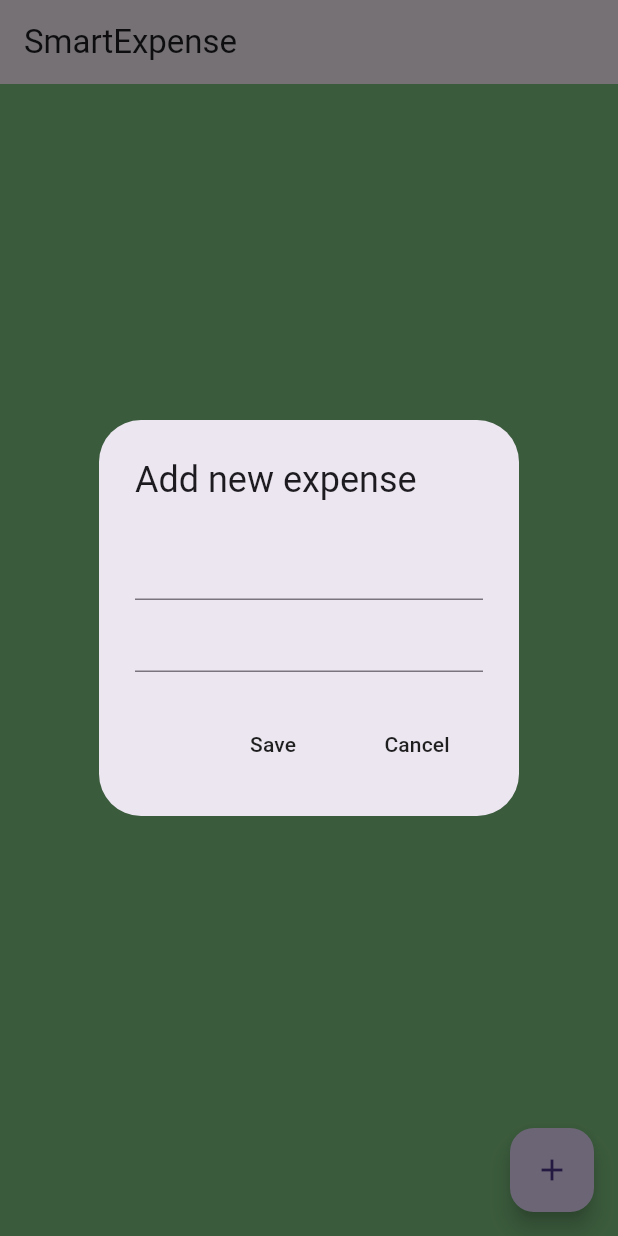
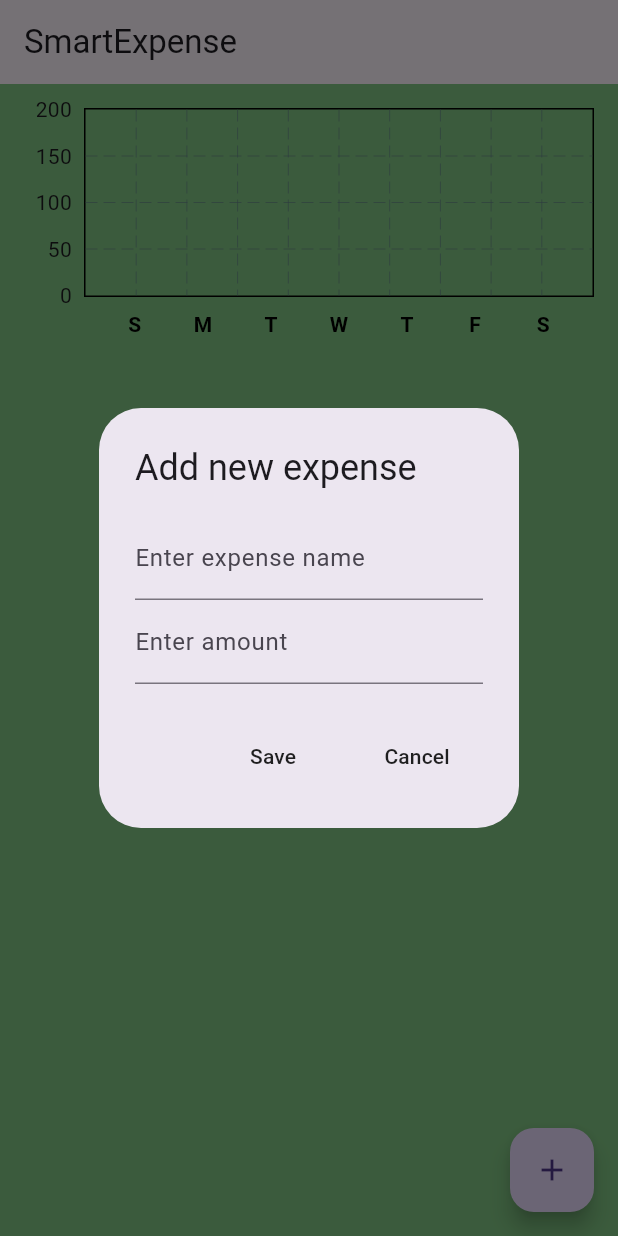
Before and after one commit to Rubesha27/expense_tracker_flutter, a Flutter app: the screen it shows after launch, after a tap on the "add" icon, on a phone screen of 412 x 824 dp. Run offline on Flutter 3.47's test engine with Material 3 defaults, Android fonts, the phone set to English and light mode, and no system bars; drawn by our look-alikes of fl_chart.

Commit message:
Commit done

```diff
--- /dev/null
+++ b/lib/bar graph/bar_data.dart
@@ -0,0 +1,39 @@
+import 'package:expense_tracker_app/bar%20graph/individual_bar.dart';
+
+class BarData {
+  final double monAmount;
+  final double tuesAmount;
+  final double wedAmount;
+  final double thursAmount;
+  final double friAmount;
+  final double satAmount;
+  final double sunAmount;
+  BarData(
+      {required this.monAmount,
+      required this.tuesAmount,
+      required this.wedAmount,
+      required this.thursAmount,
+      required this.friAmount,
+      required this.satAmount,
+      required this.sunAmount});
+  List<IndivisualBar> barData = [];
+  //initialize bar data
+  void initializeBarData() {
+    barData = [
+      //sun
+      IndivisualBar(x: 0, y: sunAmount),
+      //mon
+      IndivisualBar(x: 0, y: monAmount),
+      //tues
+      IndivisualBar(x: 0, y: tuesAmount),
+      //Wed
+      IndivisualBar(x: 0, y: wedAmount),
+      //thurs
+      IndivisualBar(x: 0, y: thursAmount),
+      //fri
+      IndivisualBar(x: 0, y: friAmount),
+      //sat
+      IndivisualBar(x: 0, y: satAmount),
+    ];
+  }
+}
--- /dev/null
+++ b/lib/bar graph/bar_graph.dart
@@ -0,0 +1,165 @@
+import 'package:expense_tracker_app/bar%20graph/bar_data.dart';
+import 'package:fl_chart/fl_chart.dart';
+import 'package:flutter/material.dart';
+
+class MyBarGraph extends StatelessWidget {
+  final double maxY;
+  final double monAmount;
+  final double tuesAmount;
+  final double wedAmount;
+  final double thursAmount;
+  final double friAmount;
+  final double satAmount;
+  final double sunAmount;
+
+  const MyBarGraph({
+    super.key,
+    required this.maxY,
+    required this.monAmount,
+    required this.tuesAmount,
+    required this.wedAmount,
+    required this.thursAmount,
+    required this.friAmount,
+    required this.satAmount,
+    required this.sunAmount,
+  });
+
+  @override
+  Widget build(BuildContext context) {
+    // Initialize the bar data
+    BarData myBarData = BarData(
+      monAmount: monAmount,
+      tuesAmount: tuesAmount,
+      wedAmount: wedAmount,
+      thursAmount: thursAmount,
+      friAmount: friAmount,
+      satAmount: satAmount,
+      sunAmount: sunAmount,
+    );
+
+    myBarData.initializeBarData();
+
+    return Padding(
+      padding: const EdgeInsets.all(16.0), // Add padding
+      child: BarChart(
+        BarChartData(
+            maxY: maxY,
+            minY: 0,
+            gridData: FlGridData(show: true), // Show grid for easier debugging
+            borderData:
+                FlBorderData(show: true), // Enable border to debug layout
+            titlesData: FlTitlesData(
+              show: true,
+              topTitles: AxisTitles(
+                sideTitles: SideTitles(showTitles: false),
+              ),
+              leftTitles: AxisTitles(
+                sideTitles: SideTitles(showTitles: true, reservedSize: 40),
+              ),
+              rightTitles: AxisTitles(
+                sideTitles: SideTitles(showTitles: false),
+              ),
+              bottomTitles: AxisTitles(
+                sideTitles: SideTitles(
+                  showTitles: true,
+                  reservedSize: 42,
+                  getTitlesWidget: getBottomTitles,
+                ),
+              ),
+            ),
+            barGroups: [
+              BarChartGroupData(x: 0, barRods: [
+                BarChartRodData(
+                    toY: monAmount,
+                    color: Colors.green.shade900,
+                    width: 25,
+                    borderRadius: BorderRadius.circular(4)),
+              ]),
+              BarChartGroupData(x: 1, barRods: [
+                BarChartRodData(
+                    toY: tuesAmount,
+                    color: Colors.green.shade900,
+                    width: 25,
+                    borderRadius: BorderRadius.circular(4)),
+              ]),
+              BarChartGroupData(x: 2, barRods: [
+                BarChartRodData(
+                    toY: wedAmount,
+                    color: Colors.green.shade900,
+                    width: 25,
+                    borderRadius: BorderRadius.circular(4)),
+              ]),
+              BarChartGroupData(x: 3, barRods: [
+                BarChartRodData(
+                    toY: thursAmount,
+                    color: Colors.green.shade900,
+                    width: 25,
+                    borderRadius: BorderRadius.circular(4)),
+              ]),
+              BarChartGroupData(x: 4, barRods: [
+                BarChartRodData(
+                    toY: friAmount,
+                    color: Colors.green.shade900,
+                    width: 25,
+                    borderRadius: BorderRadius.circular(4)),
+              ]),
+              BarChartGroupData(x: 5, barRods: [
+                BarChartRodData(
+                    toY: satAmount,
+                    color: Colors.green.shade900,
+                    width: 25,
+                    borderRadius: BorderRadius.circular(4)),
+              ]),
+              BarChartGroupData(x: 6, barRods: [
+                BarChartRodData(
+                    toY: sunAmount,
+                    color: Colors.green.shade900,
+                    width: 25,
+                    borderRadius: BorderRadius.circular(4)),
+              ]),
+            ]),
+      ),
+    );
+  }
+}
+
+Widget getBottomTitles(double value, TitleMeta titleMeta) {
+  const style = TextStyle(
+    color: Colors.black, // Use black for better visibility
+    fontWeight: FontWeight.bold,
+    fontSize: 14,
+  );
+
+  Widget text;
+  switch (value.toInt()) {
+    case 0:
+      text = const Text("S", style: style);
+      break;
+    case 1:
+      text = const Text("M", style: style);
+      break;
+    case 2:
+      text = const Text("T", style: style);
+      break;
+    case 3:
+      text = const Text("W", style: style);
+      break;
+    case 4:
+      text = const Text("T", style: style);
+      break;
+    case 5:
+      text = const Text("F", style: style);
+      break;
+    case 6:
+      text = const Text("S", style: style);
+      break;
+    default:
+      text = const Text("", style: style); // Handle any unexpected value
+  }
+
+  return SideTitleWidget(
+    axisSide: titleMeta.axisSide,
+    space: 8.0,
+    child: text,
+  );
+}
--- /dev/null
+++ b/lib/bar graph/individual_bar.dart
@@ -0,0 +1,5 @@
+class IndivisualBar {
+  final int x; // position on x-axis
+  final double y; //amount in Rs
+  IndivisualBar({required this.x, required this.y});
+}
--- /dev/null
+++ b/lib/components/expense_summary.dart
@@ -0,0 +1,42 @@
+import 'package:expense_tracker_app/bar%20graph/bar_graph.dart';
+import 'package:expense_tracker_app/data/expense_data.dart';
+import 'package:expense_tracker_app/datetime/date_time_helper.dart';
+import 'package:flutter/material.dart';
+import 'package:provider/provider.dart';
+
+class ExpenseSummary extends StatelessWidget {
+  final DateTime startOfWeek;
+  const ExpenseSummary({super.key, required this.startOfWeek});
+
+  @override
+  Widget build(BuildContext context) {
+    // Get yyyymmdd string for each day of the week in the correct order
+    String sunday = convertDateTimeToString(startOfWeek.add(Duration(days: 0)));
+    String monday = convertDateTimeToString(startOfWeek.add(Duration(days: 1)));
+    String tuesday =
+        convertDateTimeToString(startOfWeek.add(Duration(days: 2)));
+    String wednesday =
+        convertDateTimeToString(startOfWeek.add(Duration(days: 3)));
+    String thursday =
+        convertDateTimeToString(startOfWeek.add(Duration(days: 4)));
+    String friday = convertDateTimeToString(startOfWeek.add(Duration(days: 5)));
+    String saturday =
+        convertDateTimeToString(startOfWeek.add(Duration(days: 6)));
+
+    return Consumer<ExpenseData>(
+      builder: (context, value, child) => SizedBox(
+        height: 200,
+        child: MyBarGraph(
+          maxY: 200,
+          monAmount: value.calculateDailyExpenses()[monday] ?? 0,
+          tuesAmount: value.calculateDailyExpenses()[tuesday] ?? 0,
+          wedAmount: value.calculateDailyExpenses()[wednesday] ?? 0,
+          thursAmount: value.calculateDailyExpenses()[thursday] ?? 0,
+          friAmount: value.calculateDailyExpenses()[friday] ?? 0,
+          satAmount: value.calculateDailyExpenses()[saturday] ?? 0,
+          sunAmount: value.calculateDailyExpenses()[sunday] ?? 0,
+        ),
+      ),
+    );
+  }
+}
--- a/lib/screens/home_screen.dart
+++ b/lib/screens/home_screen.dart
@@ -1,3 +1,4 @@
+import 'package:expense_tracker_app/components/expense_summary.dart';
 import 'package:expense_tracker_app/data/expense_data.dart';
 import 'package:expense_tracker_app/models/expense_item.dart';
 import 'package:flutter/material.dart';
@@ -29,10 +30,17 @@ class _HomeScreenState extends State<HomeScreen> {
                   //expense name
                   TextField(
                     controller: newExpenseNameController,
+                    decoration: InputDecoration(
+                      label: Text("Enter expense name"),
+                    ),
                   ),
                   //expense amount
                   TextField(
                     controller: newExpenseAmountController,
+                    keyboardType: TextInputType.number,
+                    decoration: InputDecoration(
+                      label: Text("Enter amount"),
+                    ),
                   )
                 ],
               ),
@@ -87,15 +95,23 @@ class _HomeScreenState extends State<HomeScreen> {
                 onPressed: addNewExpense,
                 child: const Icon(Icons.add),
               ),
-              body: ListView.builder(
+              body: Column(
+                children: [
+                  //weekly summary
+                  ExpenseSummary(startOfWeek: value.startOfWeekDate()),
+                  ListView.builder(
+                    shrinkWrap: true,
+                    physics: const NeverScrollableScrollPhysics(),
                     itemCount: value.getAllExpenseList().length,
                     itemBuilder: (context, index) => ListTile(
                       title: Text(value.getAllExpenseList()[index].name),
                       subtitle: Text(
-                      "${value.getAllExpenseList()[index].dateTime.day} / ${value.getAllExpenseList()[index].dateTime.month} / ${value.getAllExpenseList()[index].dateTime.year}"),
+                          "${value.getAllExpenseList()[index].dateTime.day}/${value.getAllExpenseList()[index].dateTime.month}/${value.getAllExpenseList()[index].dateTime.year}"),
                       trailing:
-                      Text("Rs${value.getAllExpenseList()[index].amount}"),
+                          Text("Rs ${value.getAllExpenseList()[index].amount}"),
                     ),
+                  ),
+                ],
               ),
             ));
   }
```
Lines whose indentation alone changed are shown as unchanged.
